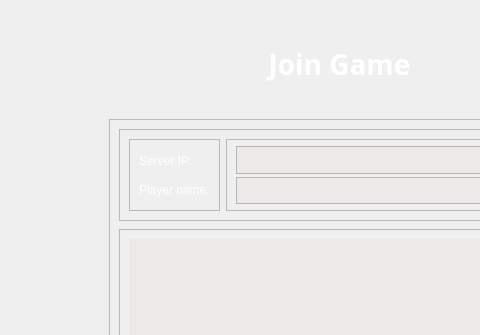
Qt form BackgammonPP/mainwindow.ui (daniilgrbic/BackgammonPP) before a commit; both pictures show x 0 to 480 and y 0 to 335 of the 680 by 540 pixel window.
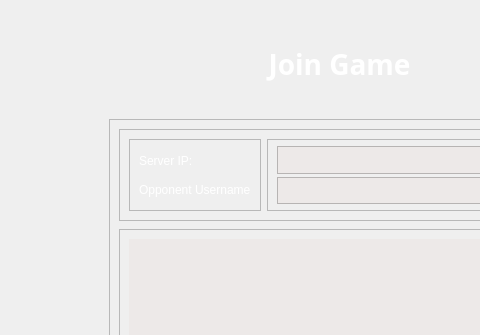
The same form after that commit. The open tabs and pages were chosen to show the change.

Commit message: Prepare Join Lobby GUI for connecting

What changed in the file:
```diff
--- a/BackgammonPP/mainwindow.ui
+++ b/BackgammonPP/mainwindow.ui
@@ -1077,7 +1077,7 @@
 }</string>
                </property>
                <property name="text">
-                <string>Player name:</string>
+                <string>Opponent Username</string>
                </property>
               </widget>
              </item>
```
Left out of the diff: 8 changed lines with no effect on the pictures. The commit also changes 3 other files.
